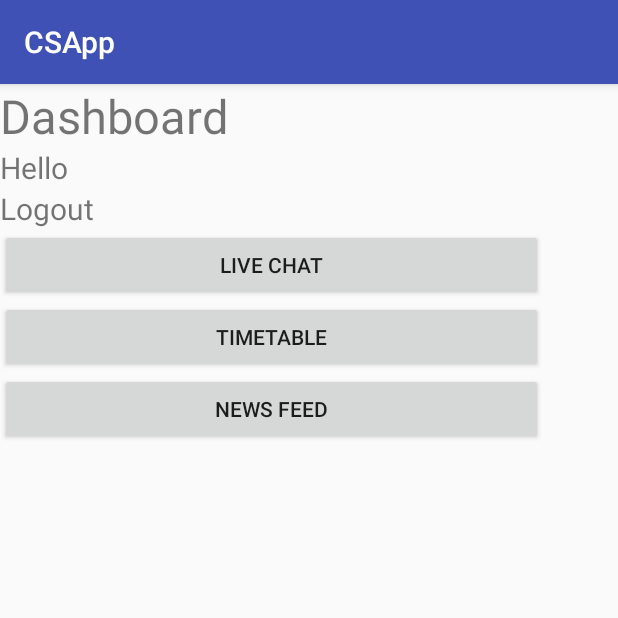
After one commit to stevenlius/CSApp, an Android app: the DashboardActivity screen opened directly, with no data from a screen before it, on a phone screen of 412 x 824 dp, the top half of it. The commit adds this screen. Run offline under Robolectric (Android 15) with nearby library versions, the phone set to English and light mode, and no system bars; our stand-ins replace Firebase (no records; nobody signed in at launch, a user with empty details on screens opened directly); 1 statement that could not run was skipped.

Commit message:
Adding dashboard page and sign up

```diff
--- a/app/build.gradle
+++ b/app/build.gradle
@@ -33,4 +33,5 @@ dependencies {
 
 
 
+
 apply plugin: 'com.google.gms.google-services'
--- a/app/src/main/AndroidManifest.xml
+++ b/app/src/main/AndroidManifest.xml
@@ -18,7 +18,8 @@
                 <category android:name="android.intent.category.LAUNCHER" />
             </intent-filter>
         </activity>
-        <activity android:name=".LoginActivity"></activity>
+        <activity android:name=".LoginActivity" />
+        <activity android:name=".DashboardActivity"></activity>
     </application>
 
 </manifest>
--- /dev/null
+++ b/app/src/main/java/com/example/csapp/csapp/DashboardActivity.java
@@ -0,0 +1,57 @@
+package com.example.csapp.csapp;
+
+import android.app.ProgressDialog;
+import android.content.Intent;
+import android.support.v7.app.AppCompatActivity;
+import android.os.Bundle;
+import android.util.Log;
+import android.view.View;
+import android.widget.EditText;
+import android.widget.TextView;
+
+import com.google.firebase.auth.FirebaseAuth;
+import com.google.firebase.auth.FirebaseUser;
+
+public class DashboardActivity extends AppCompatActivity implements View.OnClickListener {
+    private ProgressDialog progressDialog;
+    private FirebaseAuth firebaseAuth;
+
+
+    private TextView textViewEmail;
+    private TextView textViewLogout;
+
+    @Override
+    protected void onCreate(Bundle savedInstanceState) {
+        super.onCreate(savedInstanceState);
+        setContentView(R.layout.activity_dashboard);
+
+        firebaseAuth = FirebaseAuth.getInstance();
+
+        if(firebaseAuth.getCurrentUser() != null)
+        {
+            finish();
+            startActivities(new Intent[]{new Intent(this, LoginActivity.class)});
+        }
+
+        FirebaseUser user = firebaseAuth.getCurrentUser();
+
+
+        textViewEmail = (TextView) findViewById(R.id.textViewEmail);
+
+        textViewEmail.setText("Hello" + user.getEmail());
+
+        textViewLogout = (TextView) findViewById(R.id.textViewLogout);
+
+        textViewLogout.setOnClickListener(this);
+    }
+
+    @Override
+    public void onClick(View v) {
+        if(v == textViewLogout)
+        {
+            firebaseAuth.signOut();
+            finish();
+            startActivities(new Intent[]{new Intent(this, MainActivity.class)});
+        }
+    }
+}
--- /dev/null
+++ b/app/src/main/res/layout/activity_dashboard.xml
@@ -0,0 +1,57 @@
+<?xml version="1.0" encoding="utf-8"?>
+<android.support.constraint.ConstraintLayout xmlns:android="http://schemas.android.com/apk/res/android"
+    xmlns:app="http://schemas.android.com/apk/res-auto"
+    xmlns:tools="http://schemas.android.com/tools"
+    android:layout_width="match_parent"
+    android:layout_height="match_parent"
+    tools:context="com.example.csapp.csapp.DashboardActivity">
+
+
+    <LinearLayout
+        android:layout_width="362dp"
+        android:layout_height="405dp"
+        android:layout_centerHorizontal="true"
+        android:layout_centerVertical="true"
+        android:orientation="vertical"
+        tools:layout_editor_absoluteX="10dp"
+        tools:layout_editor_absoluteY="19dp">
+
+    <TextView
+        android:text="Dashboard"
+        android:textSize="14pt"
+        android:layout_width="match_parent"
+        android:layout_height="wrap_content" />
+
+    <TextView
+        android:id="@+id/textViewEmail"
+        android:text=""
+        android:textSize="9pt"
+        android:layout_width="match_parent"
+        android:layout_height="wrap_content" />
+    <TextView
+        android:id="@+id/textViewLogout"
+        android:text="Logout"
+        android:textSize="9pt"
+        android:layout_width="match_parent"
+        android:layout_height="wrap_content" />
+
+    <Button
+        android:id="@+id/buttonLiveChat"
+        android:layout_width="match_parent"
+        android:layout_height="wrap_content"
+        android:text="Live Chat" />
+
+    <Button
+        android:id="@+id/buttonTimetable"
+        android:layout_width="match_parent"
+        android:layout_height="wrap_content"
+        android:text="Timetable" />
+
+    <Button
+        android:id="@+id/buttonNewsFeed"
+        android:layout_width="match_parent"
+        android:layout_height="wrap_content"
+        android:text="News feed" />
+
+    </LinearLayout>
+</android.support.constraint.ConstraintLayout>
```
Also changed, not shown: app/src/main/java/com/example/csapp/csapp/LoginActivity.java (+91 -1 lines), app/src/main/java/com/example/csapp/csapp/MainActivity.java (+4 -3 lines), app/src/main/res/layout/activity_login.xml (+42 -0 lines), app/src/main/res/layout/activity_main.xml (+9 -3 lines).
